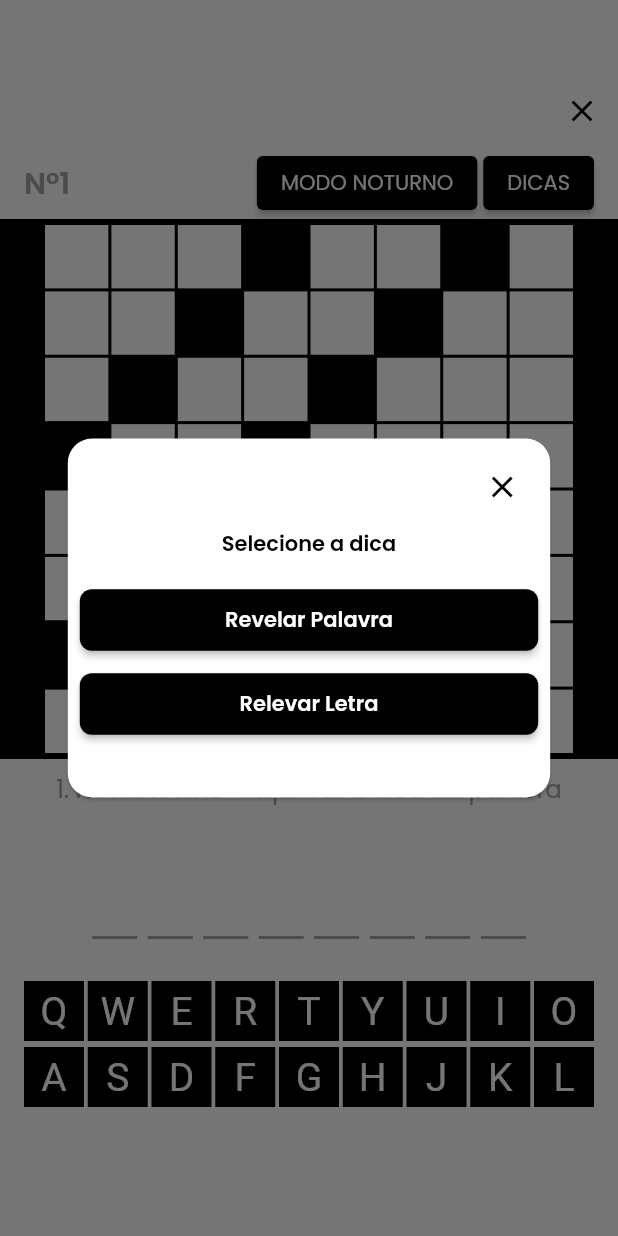
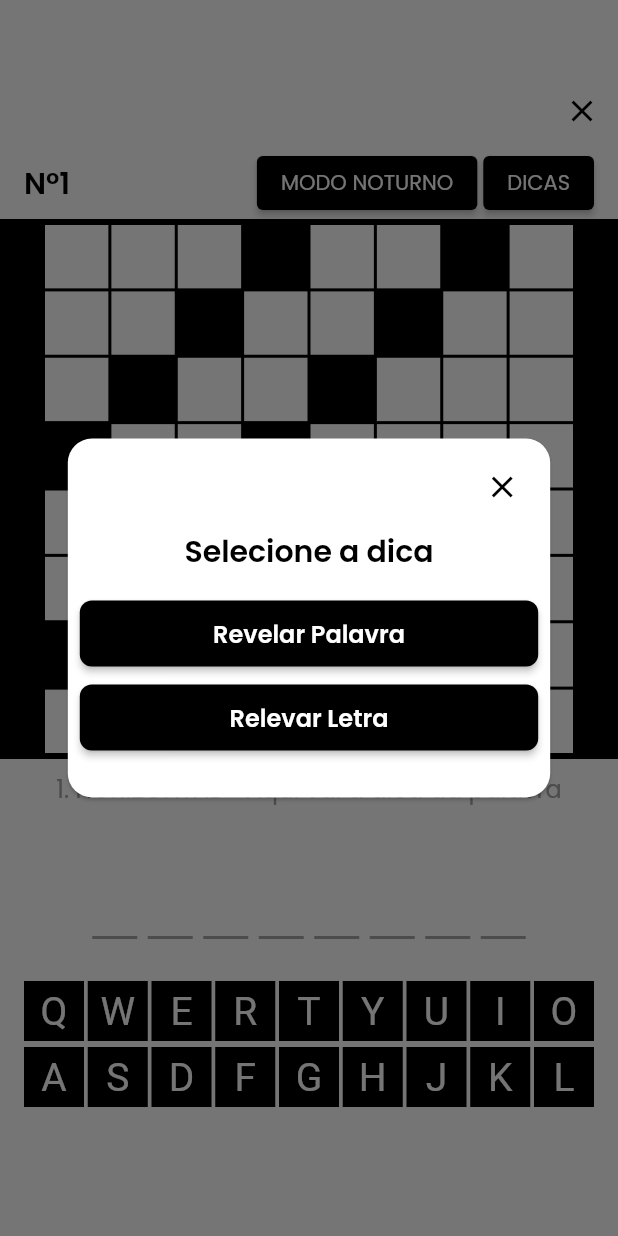
Before and after one commit to app5m/cruzadista_oficial, a Flutter app: the Game screen opened by its route, after a tap on "DICAS", on a phone screen of 412 x 824 dp. Run offline on Flutter 3.47's test engine with Material 2 defaults, Android fonts, the phone set to English and light mode, and no system bars; our stand-ins replace flutter_bloc, flutter_svg.

Commit message:
inital commit

```diff
--- a/lib/components/alert_dialog_dica.dart
+++ b/lib/components/alert_dialog_dica.dart
@@ -1,3 +1,4 @@
+import 'package:cruzadista/components/fonte_size.dart';
 import 'package:flutter/material.dart';
 
 import 'colors.dart';
@@ -44,17 +45,19 @@ class _DialogDicState extends State<DialogDic> {
                 fontWeight: FontWeight.w600,
                 color: widget.colorText == Colors.white ? Colors.black : widget.colorText,
                 fontFamily: 'Poppins',
+                fontSize: FontSizes.titulo
               ),)),
               SizedBox(height: 16),
               ElevatedButton(
                 onPressed: () {
                   Navigator.of(context).pop();
                 },
-                child: Text('Revelar Palavra', style: TextStyle(
-                  fontWeight: FontWeight.w600,
-                  color: widget.colorText,
-                  fontFamily: 'Poppins',
-                ),
+                child: Text('Revelar Palavra',
+                  style: TextStyle(
+                      fontWeight: FontWeight.w600,
+                      fontFamily: 'Poppins',
+                      color: widget.colorText,
+                      fontSize: FontSizes.subTitulo),
                 ),
                 style: ButtonStyle(
                   shape: MaterialStateProperty.all<
@@ -74,11 +77,12 @@ class _DialogDicState extends State<DialogDic> {
                 onPressed: () {
                   Navigator.of(context).pop();
                 },
-                child: Text('Relevar Letra' , style: TextStyle(
-                  fontWeight: FontWeight.w600,
-                  color: widget.colorText,
-                  fontFamily: 'Poppins',
-                ),
+                child: Text('Relevar Letra' ,
+                  style: TextStyle(
+                      fontWeight: FontWeight.w600,
+                      fontFamily: 'Poppins',
+                      color: widget.colorText,
+                      fontSize: FontSizes.subTitulo),
                 ),
                 style: ButtonStyle(
                   shape: MaterialStateProperty.all<
--- a/lib/ui/game.dart
+++ b/lib/ui/game.dart
@@ -88,7 +88,7 @@ class _GameState extends State<Game> {
                   child: Text(
                     "N°1",
                     style: TextStyle(
-                      color: _colorText,
+                      color: _colorCell == Colors.white ? Colors.black : _colorCell,
                       fontSize: FontSizes.titulo,
                       fontWeight: FontWeight.w600,
                       fontFamily: 'Poppins',
--- a/lib/ui/home.dart
+++ b/lib/ui/home.dart
@@ -367,7 +367,7 @@ class _HomeState extends State<Home> {
                         ),
                         Container(
                           height: 2,
-                          width: _selectedIndex == 0 ? _tabs[0].length * 10 : 0,
+                          width: _selectedIndex == 0 ? _tabs[0].length * 12 : 0,
                           color: _selectedIndex == 0
                               ? Colors.black
                               : Colors.transparent,
@@ -422,7 +422,6 @@ class _HomeState extends State<Home> {
                       crossAxisCount: 2, // Define duas colunas
                       children: List.generate(crossWords.length, (index) {
                         return MyCard(crossWordL: crossWords[index]);
-                        ;
                       }),
                     ),
                   ),
@@ -435,7 +434,6 @@ class _HomeState extends State<Home> {
                       crossAxisCount: 2, // Define duas colunas
                       children: List.generate(crossWords2.length, (index) {
                         return MyCard(crossWordL: crossWords2[index]);
-                        ;
                       }),
                     ),
                   ),
--- a/lib/ui/my_notifications.dart
+++ b/lib/ui/my_notifications.dart
@@ -47,7 +47,7 @@ class _MyNotificationsState extends State<MyNotifications> {
                 children: [
                   Padding(
                     padding: const EdgeInsets.only(left: 16),
-                    child: Text("Notification", style: TextStyle(
+                    child: Text("Notificações", style: TextStyle(
                       fontSize: FontSizes.titulo,
                     fontWeight: FontWeight.w600,
                       fontFamily: 'Poppins',
```
Also changed, not shown: lib/components/alert_dialog_dific.dart (+31 -18 lines), 23 other files.
